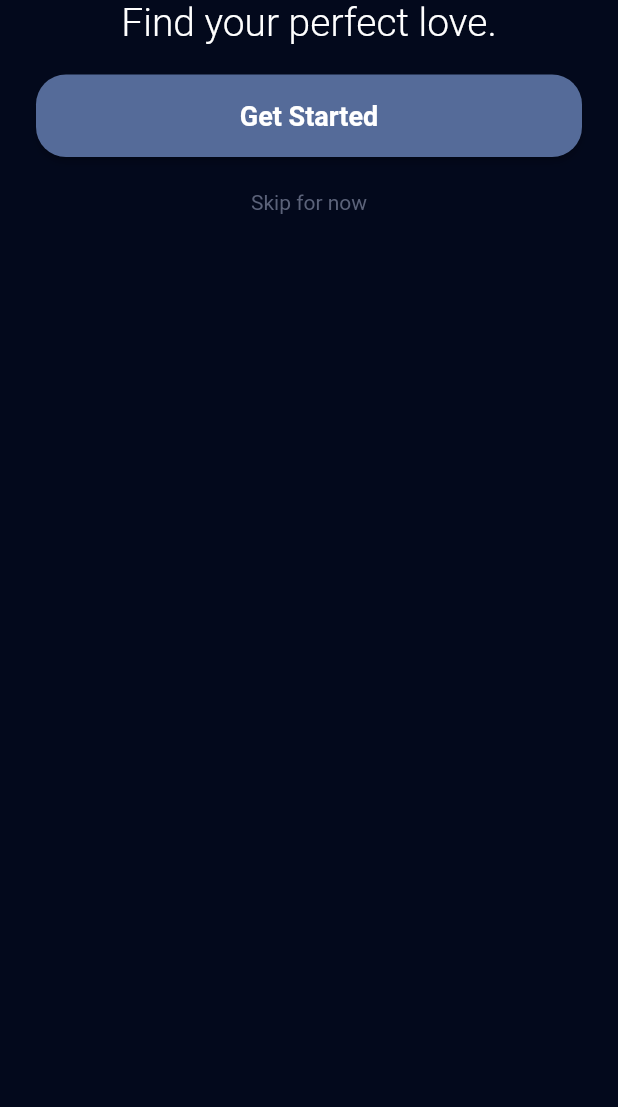
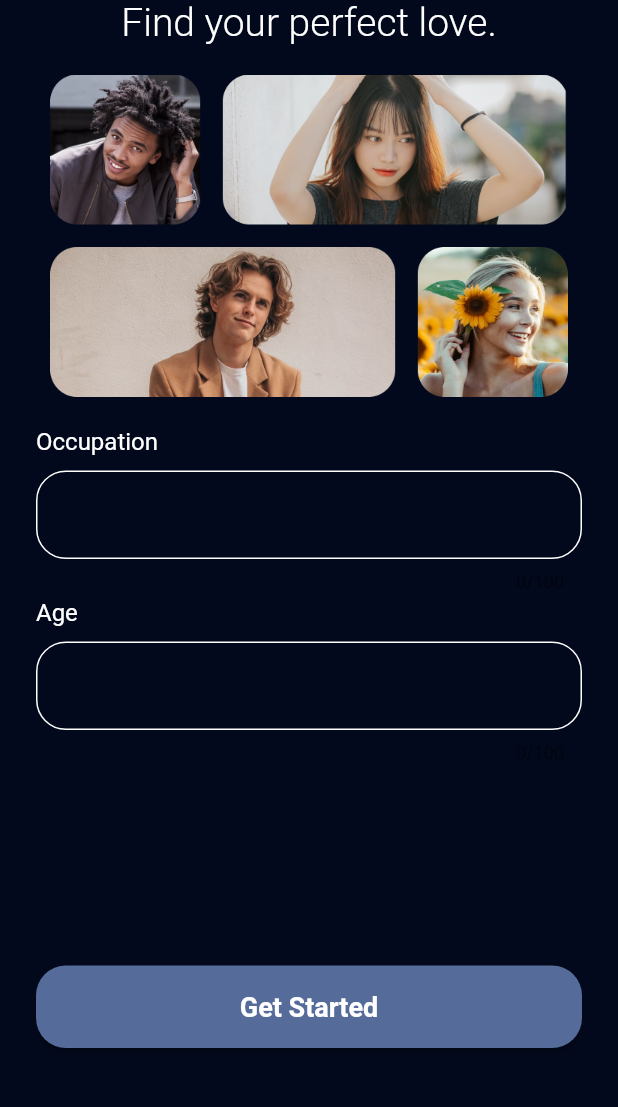
Before and after one commit to fadillaoegi/Dil-partner, a Flutter app: the screen it shows after launch, on a phone screen of 412 x 824 dp, the part 113-1220 px from its top. Run offline on Flutter 3.47's test engine with Material 2 defaults, Android fonts, the phone set to English and light mode, and no system bars; our stand-ins replace google_fonts; Roboto replaces fonts that are missing (Dosis, Satisfy).

Commit message:
Update break

```diff
--- a/lib/screens/signup_upload_screen.dart
+++ b/lib/screens/signup_upload_screen.dart
@@ -1,11 +1,11 @@
-import 'package:dilpartner/styles/fonts.dart';
+import 'package:dilpartner/styles/asset_manager.dart';
 import 'package:dilpartner/widgets/button_default_widget.dart';
+import 'package:dilpartner/widgets/form_text_widget.dart';
 import 'package:dilpartner/widgets/header_logo.dart';
 import 'package:flutter/material.dart';
 
 class SignupUpAgejob extends StatefulWidget {
   const SignupUpAgejob({super.key});
-
   @override
   State<SignupUpAgejob> createState() => _SignupUpAgejobState();
 }
@@ -29,21 +29,23 @@ class _SignupUpAgejobState extends State<SignupUpAgejob> {
               const SizedBox(
                 height: 20.0,
               ),
+              SizedBox(
+                  width: double.infinity,
+                  height: 215.0,
+                  child:
+                      Image.asset("${DilAssetManager.asset}/hero_image.png")),
+              const SizedBox(
+                height: 20.0,
+              ),
+              FormTextCustom(name: "Occupation"),
+              FormTextCustom(name: "Age"),
+              const SizedBox(
+                height: 131.0,
+              ),
               ButtonDefault(
                 text: "Get Started",
                 onPress: () {},
               ),
-              const SizedBox(
-                height: 6.0,
-              ),
-              TextButton(
-                onPressed: () {},
-                // ignore: sort_child_properties_last
-                child: Text(
-                  "Skip for now",
-                  style: grey400.copyWith(fontSize: 14.0),
-                ),
-              )
             ],
           ),
         ),
```
